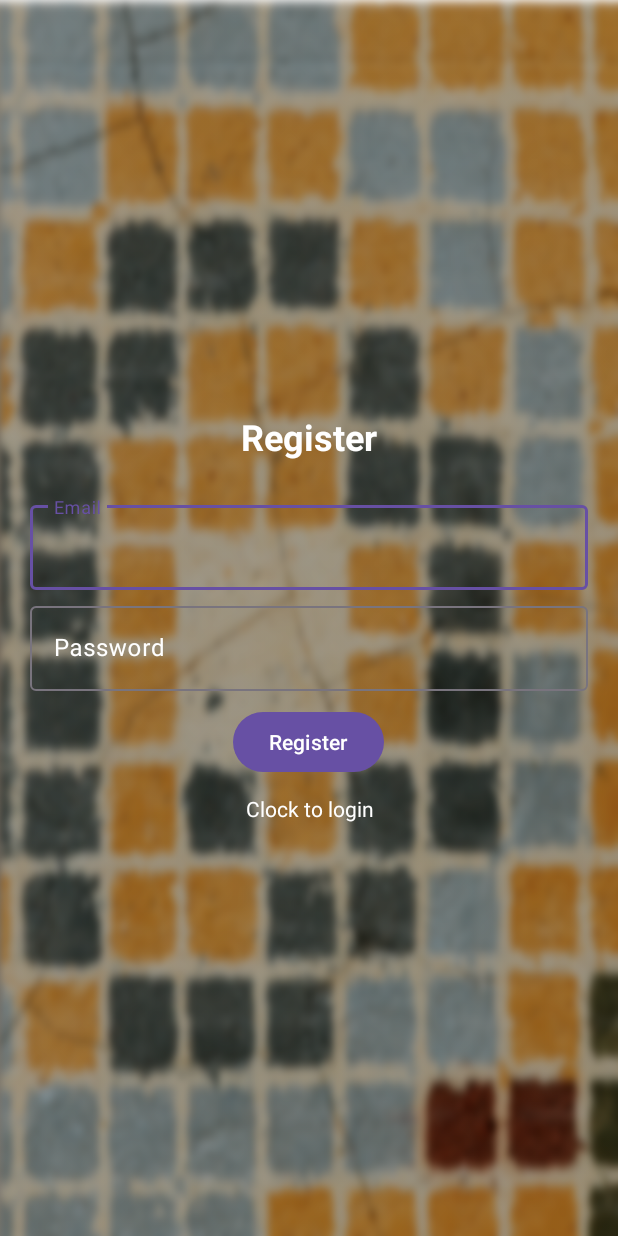
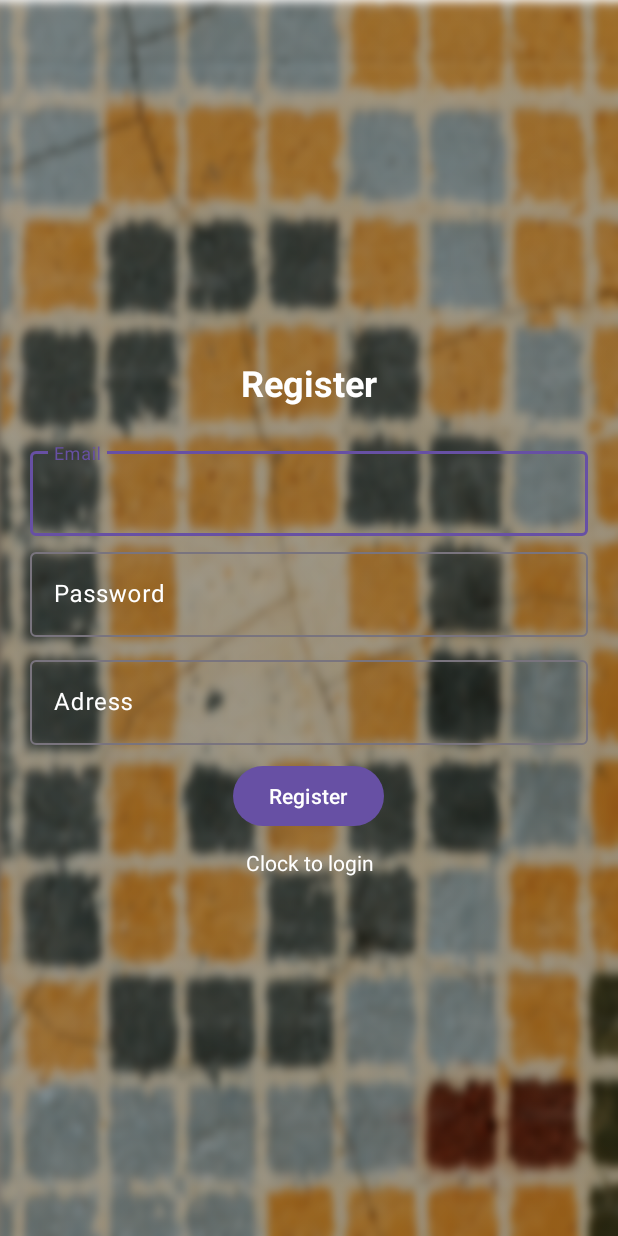
Before and after one commit to Samurai-lab/Client-app-for-control-temperature, an Android app: the screen it shows after launch (Register), after a tap on "Click to register", on a phone screen of 412 x 824 dp. Run offline under Robolectric (Android 15) with nearby library versions, the phone set to English and light mode, and no system bars; our stand-ins replace Firebase (no records; nobody signed in at launch, a user with empty details on screens opened directly); 1 other tap on this screen came first.

Commit message:
cv 0.0.7

```diff
--- a/Controlsboilergrowtemperature/app/src/main/java/com/example/controlsboilergrowtemperature/MainActivity.java
+++ b/Controlsboilergrowtemperature/app/src/main/java/com/example/controlsboilergrowtemperature/MainActivity.java
@@ -40,7 +40,7 @@ public class MainActivity extends AppCompatActivity {
 
     private TextView getDataDisplay;
     private EditText editTextTemperature;
-    private Button getDataBtn, postDataBtn;
+    private Button postDataBtn;
     private ImageButton logoutBtn;
     private FirebaseAuth auth;
     private FirebaseUser user;
@@ -48,7 +48,6 @@ public class MainActivity extends AppCompatActivity {
     private String getDataDisplayHelper;
     private String getDataDisplayHelperNull;
     private String editTextString;
-
 
     private void logoutIntent() {
         Intent intent = new Intent(getApplicationContext(), Login.class);
--- a/Controlsboilergrowtemperature/app/src/main/java/com/example/controlsboilergrowtemperature/Methods.java
+++ b/Controlsboilergrowtemperature/app/src/main/java/com/example/controlsboilergrowtemperature/Methods.java
@@ -16,7 +16,6 @@ public interface Methods {
     @GET("{user}")
     Call<Model> getUser(@Path("user") String userId);
 
-
     @POST("getM.php")
     Call<ResponseBody> postData(@Body RequestBody requestBody);
 
--- a/Controlsboilergrowtemperature/app/src/main/java/com/example/controlsboilergrowtemperature/Register.java
+++ b/Controlsboilergrowtemperature/app/src/main/java/com/example/controlsboilergrowtemperature/Register.java
@@ -38,7 +38,7 @@ import retrofit2.Response;
 
 public class Register extends AppCompatActivity {
 
-    private TextInputEditText emailEditText, passwordEditText;
+    private TextInputEditText emailEditText, passwordEditText, homeAdress;
     private Button registerBtn;
     private FirebaseAuth mAuth;
     private TextView intentTextView;
@@ -71,6 +71,7 @@ public class Register extends AppCompatActivity {
         mAuth = FirebaseAuth.getInstance();
         progressBar = findViewById(R.id.progressBar);
         intentTextView = findViewById(R.id.loginNow);
+        homeAdress = findViewById(R.id.homeAdress);
 
         intentTextView.setOnClickListener(new View.OnClickListener() {
             @Override
@@ -110,6 +111,7 @@ public class Register extends AppCompatActivity {
                                     JSONObject jsonObject = new JSONObject();
                                         try {
                                             jsonObject.put("Registration ", Objects.requireNonNull(emailEditText.getText()).toString());
+                                            jsonObject.put("Adress ", Objects.requireNonNull(homeAdress.getText()).toString());
                                         } catch (JSONException e) {
                                             e.printStackTrace();
                                         }
@@ -129,6 +131,11 @@ public class Register extends AppCompatActivity {
                                         });
                                     Toast.makeText(Register.this, "Account created",
                                             Toast.LENGTH_SHORT).show();
+                                    try {
+                                        Thread.sleep(2000);
+                                    } catch (InterruptedException e) {
+                                        e.printStackTrace();
+                                    }
                                     backToLogin();
                                 } else {
                                     Toast.makeText(Register.this, "Authentication failed",
--- a/Controlsboilergrowtemperature/app/src/main/res/layout/activity_register.xml
+++ b/Controlsboilergrowtemperature/app/src/main/res/layout/activity_register.xml
@@ -47,6 +47,19 @@
             android:layout_marginBottom="10sp"/>
     </com.google.android.material.textfield.TextInputLayout>
 
+    <com.google.android.material.textfield.TextInputLayout
+        android:layout_width="match_parent"
+        android:textColorHint="@color/white"
+        android:layout_height="wrap_content">
+        <com.google.android.material.textfield.TextInputEditText
+            android:id="@+id/homeAdress"
+            android:hint="@string/adress_editText"
+            android:textColor="@color/white"
+            android:layout_width="match_parent"
+            android:layout_height="wrap_content"
+            android:layout_marginBottom="10sp"/>
+    </com.google.android.material.textfield.TextInputLayout>
+
 
     <Button
         android:id="@+id/register_btn"
--- a/Controlsboilergrowtemperature/app/src/main/res/values/strings.xml
+++ b/Controlsboilergrowtemperature/app/src/main/res/values/strings.xml
@@ -10,4 +10,5 @@
     <string name="temperature_btn">Your temperature</string>
     <string name="send_temperature_btn">Send temperature</string>
     <string name="connecting_to_database_hint">Connecting to database..</string>
+    <string name="adress_editText">Adress</string>
 </resources>
```
